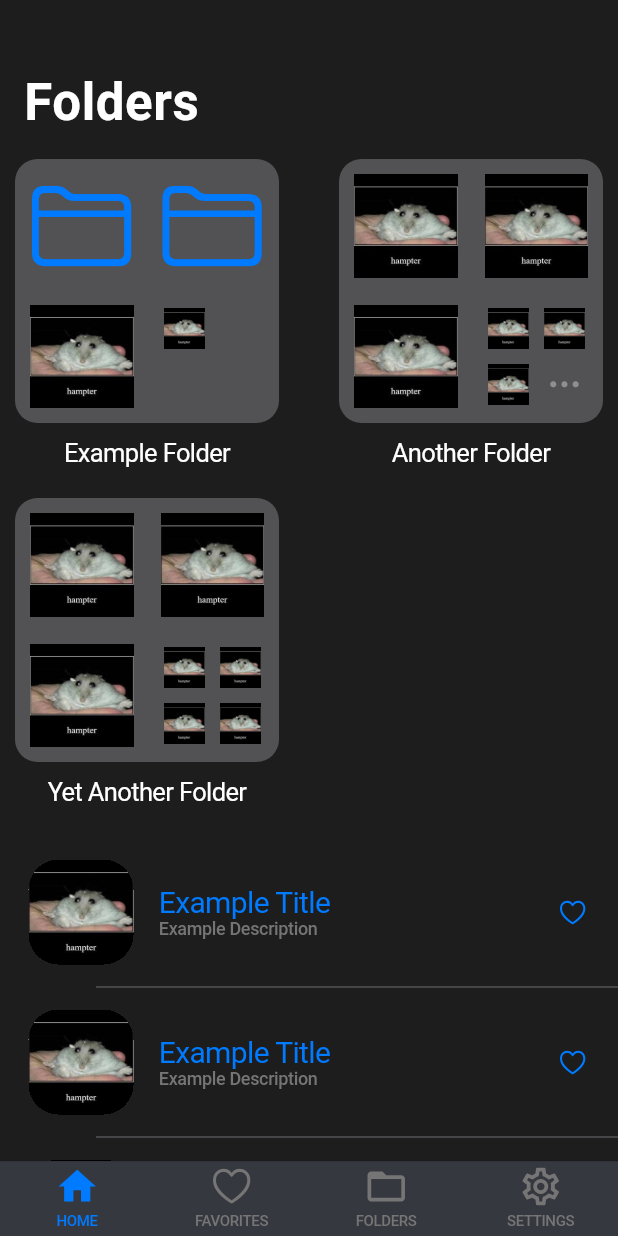
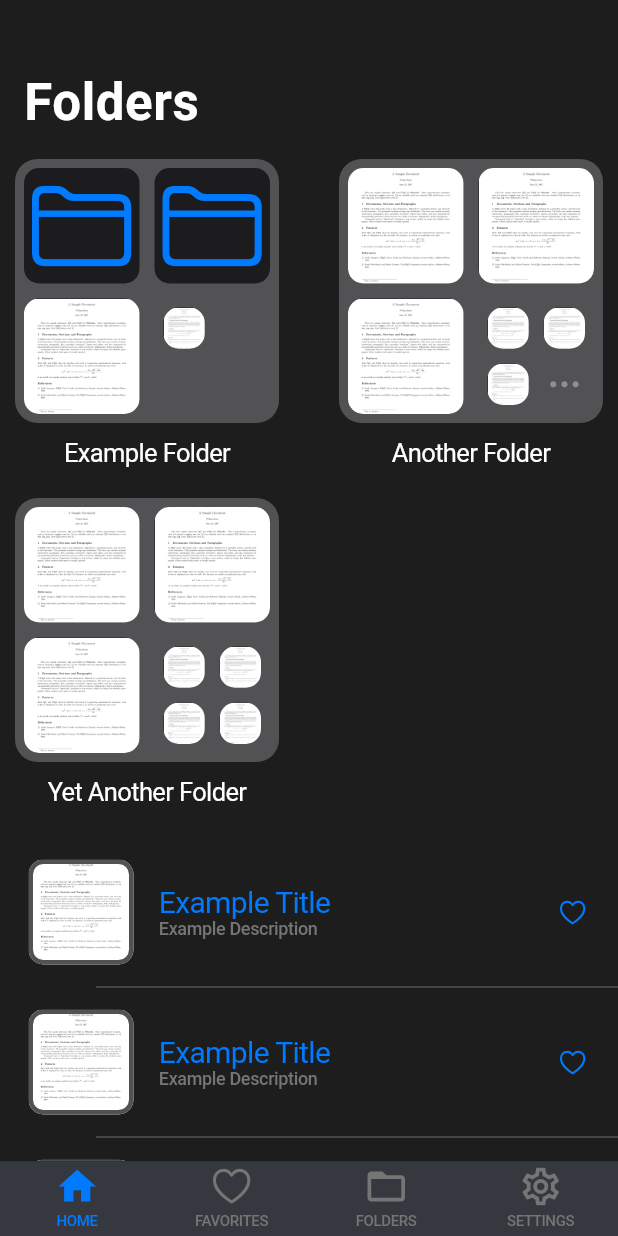
Before and after one commit to MA-SOSE2023/WallAt, a Flutter app: the FoldersScreen screen opened by its route, on a phone screen of 412 x 824 dp. Run offline on Flutter 3.47's test engine with Material 2 defaults, Android fonts, the phone set to English and light mode, and no system bars; our stand-ins replace beamer, flutter_carousel_widget, flutter_riverpod, freezed_annotation, photo_view, timezone; missing offline and left inert: cunning_document_scanner, device_calendar, social_share.

Commit message:
#50-Changes the look of the picture containers in the app. - Adds hover button over picture of edit single item page

```diff
--- a/lib/common/custom_widgets/document_card/document_card.dart
+++ b/lib/common/custom_widgets/document_card/document_card.dart
@@ -44,24 +44,26 @@ class DocumentCard extends ConsumerWidget {
                       .copyWith(fontSize: 12)),
             ],
           ),
-          leading: Container(
-            width: 80,
-            height: 80,
-            clipBehavior: Clip.hardEdge,
-            decoration: BoxDecoration(
-              borderRadius: BorderRadius.circular(20),
-            ),
-            margin: const EdgeInsets.all(5),
-            child: FittedBox(
-              fit: BoxFit.cover,
-              child: HeroMode(
-                enabled: heroEnabled,
-                child: Hero(
-                  tag: singleItemHeroTag(item.id),
-                  child: Image(
+          leading: HeroMode(
+            enabled: heroEnabled,
+            child: Hero(
+              tag: singleItemHeroTag(item.id),
+              child: Container(
+                width: 80,
+                height: 80,
+                clipBehavior: Clip.hardEdge,
+                decoration: BoxDecoration(
+                  border: Border.all(
+                    color: theme.groupingColor,
+                    width: 3,
+                  ),
+                  image: DecorationImage(
+                    fit: BoxFit.cover,
                     image: controller.getImage().image,
                   ),
+                  borderRadius: BorderRadius.circular(10),
                 ),
+                margin: const EdgeInsets.all(5),
               ),
             ),
           ),
--- a/lib/common/custom_widgets/folder_bubble/folder_bubble.dart
+++ b/lib/common/custom_widgets/folder_bubble/folder_bubble.dart
@@ -34,18 +34,30 @@ class FolderBubble extends ConsumerWidget {
         GestureDetector(
           onTap: onTapped ?? FolderItem.navigateTo(item, context, ref),
           child: Container(
+            clipBehavior: Clip.hardEdge,
             decoration: BoxDecoration(
-              borderRadius: BorderRadius.circular(15.0),
-              color: theme.groupingColor,
+              borderRadius: BorderRadius.circular(10.0),
+              color: CupertinoDynamicColor.resolve(
+                  CupertinoColors.systemGrey6, context),
+              image: item.isLeaf
+                  ? DecorationImage(
+                      fit: BoxFit.cover,
+                      image: item.item.image,
+                    )
+                  : null,
             ),
-            child: Padding(
-              padding: EdgeInsets.all(padding),
-              child: FittedBox(
-                fit: BoxFit.cover,
-                clipBehavior: Clip.hardEdge,
-                child: Hero(tag: item.heroTag, child: item.thumbnail),
-              ),
-            ),
+            child: item.isFolder
+                ? Padding(
+                    padding: EdgeInsets.all(padding),
+                    child: FittedBox(
+                      fit: BoxFit.cover,
+                      clipBehavior: Clip.hardEdge,
+                      child: Hero(
+                          tag: item.heroTag,
+                          child: const Icon(CupertinoIcons.folder)),
+                    ),
+                  )
+                : null,
           ),
         );
 
--- a/lib/common/theme/custom_theme_data.dart
+++ b/lib/common/theme/custom_theme_data.dart
@@ -16,7 +16,7 @@ class CustomThemeData {
     this.primaryColor = const Color.fromARGB(255, 174, 174, 178),
     this.accentColor = const Color.fromARGB(255, 0, 122, 255),
     this.backgroundColor = const Color.fromARGB(255, 255, 255, 255),
-    this.groupingColor = const Color.fromARGB(255, 174, 174, 178),
+    this.groupingColor = const Color.fromARGB(255, 212, 212, 217),
     this.textColor = const Color.fromARGB(255, 0, 0, 0),
     this.navBarColor = const Color.fromARGB(255, 211, 211, 211),
   });
--- a/lib/pages/favorites/favorites_controller.dart
+++ b/lib/pages/favorites/favorites_controller.dart
@@ -36,7 +36,7 @@ SingleItem _mockSingleItem(int id) => SingleItem(
       id: '$id',
       title: 'Example Title',
       description: 'Example Description',
-      image: const AssetImage('assets/dev_debug_images/hampter1.jpg'),
+      image: const AssetImage('assets/dev_debug_images/example_document.png'),
       isFavorite: true,
       events: _mockEvents.map((e) => e.copyWith(parentId: '$id')).toList(),
       currentSelectedDate: null,
--- a/lib/pages/folders/folders_controller.dart
+++ b/lib/pages/folders/folders_controller.dart
@@ -39,7 +39,7 @@ SingleItem _mockSingleItem(int id) => SingleItem(
       id: '$id',
       title: 'Example Title',
       description: 'Example Description',
-      image: const AssetImage('assets/dev_debug_images/hampter1.jpg'),
+      image: const AssetImage('assets/dev_debug_images/example_document.png'),
       isFavorite: true,
       events: _mockEvents.map((e) => e.copyWith(parentId: '$id')).toList(),
       currentSelectedDate: null,
--- a/lib/pages/home/home_controller.dart
+++ b/lib/pages/home/home_controller.dart
@@ -37,7 +37,7 @@ SingleItem _mockSingleItem(int id) => SingleItem(
       id: '$id',
       title: 'Example Title',
       description: 'Example Description',
-      image: const AssetImage('assets/dev_debug_images/hampter1.jpg'),
+      image: const AssetImage('assets/dev_debug_images/example_document.png'),
       isFavorite: true,
       events: _mockEvents.map((e) => e.copyWith(parentId: '$id')).toList(),
       currentSelectedDate: null,
--- a/lib/pages/home/home_view.dart
+++ b/lib/pages/home/home_view.dart
@@ -74,12 +74,13 @@ class HomeScreen extends ConsumerWidget {
             pinned: true,
             toolbarHeight: 30.0,
             backgroundColor: theme.groupingColor,
-            flexibleSpace: const FlexibleSpaceBar(
-              titlePadding: EdgeInsets.only(left: 20.0, bottom: 10.0),
+            flexibleSpace: FlexibleSpaceBar(
+              titlePadding: const EdgeInsets.only(left: 20.0, bottom: 10.0),
               title: Text(
                 'Frequently Used',
                 style: TextStyle(
                   fontSize: 18,
+                  color: theme.textColor,
                 ),
               ),
             ),
--- a/lib/pages/single_item/model/single_item.dart
+++ b/lib/pages/single_item/model/single_item.dart
@@ -32,7 +32,7 @@ class SingleItem extends FolderItem with _$SingleItem {
         id: 'prototype',
         title: 'prototype',
         description: 'prototype',
-        image: const AssetImage('assets/dev_debug_images/hampter1.jpg'),
+        image: const AssetImage('assets/dev_debug_images/example_document.png'),
         isFavorite: false,
         events: [],
       );
--- a/lib/pages/single_item/single_item_controller.dart
+++ b/lib/pages/single_item/single_item_controller.dart
@@ -10,7 +10,7 @@ var mockSingleItem = SingleItem(
   id: '1',
   title: 'Example Title',
   description: 'Example Description',
-  image: const AssetImage('assets/dev_debug_images/hampter1.jpg'),
+  image: const AssetImage('assets/dev_debug_images/example_document.png'),
   isFavorite: false,
   events: [],
   currentSelectedDate: null,
--- a/lib/pages/single_item/single_item_view.dart
+++ b/lib/pages/single_item/single_item_view.dart
@@ -47,6 +47,7 @@ class SingleItemPage extends ConsumerWidget {
                   child: Hero(
                     tag: singleItemHeroTag(_id),
                     child: PictureContainer(
+                      color: theme.groupingColor,
                       image: controller.getImage().image,
                       onTap: () {
                         Navigator.push(
@@ -103,10 +104,12 @@ class SingleItemPage extends ConsumerWidget {
 class PictureContainer extends StatelessWidget {
   const PictureContainer({
     Key? key,
+    required this.color,
     required this.image,
     required this.onTap,
   }) : super(key: key);
 
+  final Color color;
   final ImageProvider image;
   final VoidCallback onTap;
 
@@ -118,7 +121,7 @@ class PictureContainer extends StatelessWidget {
         onTap: onTap,
         child: Container(
           decoration: BoxDecoration(
-            border: Border.all(color: CupertinoTheme.of(context).primaryColor),
+            border: Border.all(color: color, width: 3),
             borderRadius: BorderRadius.circular(10),
             image: DecorationImage(
               image: image,
```
Also changed, not shown: lib/pages/single_item/edit_single_item_view.dart (+10 -1 lines).
